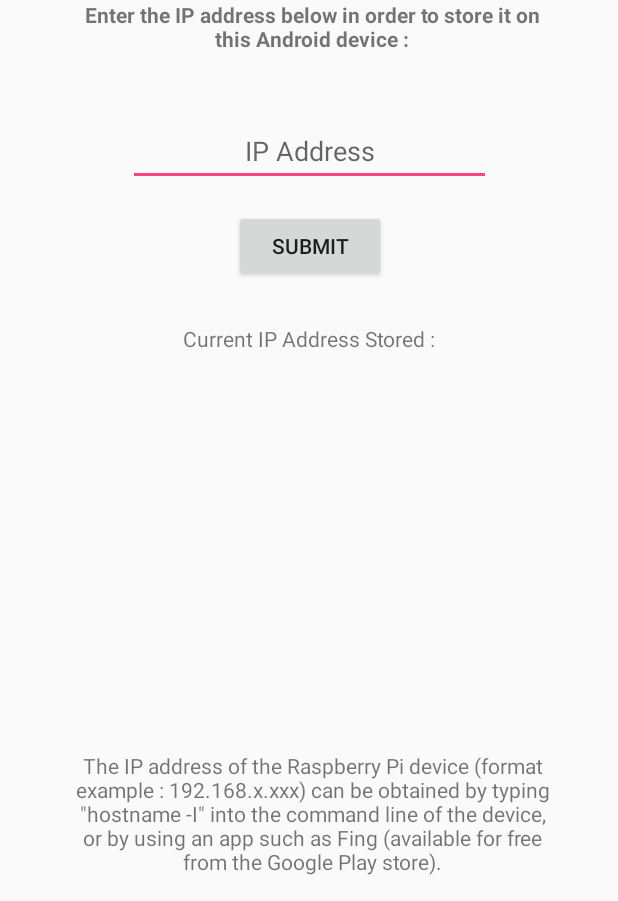
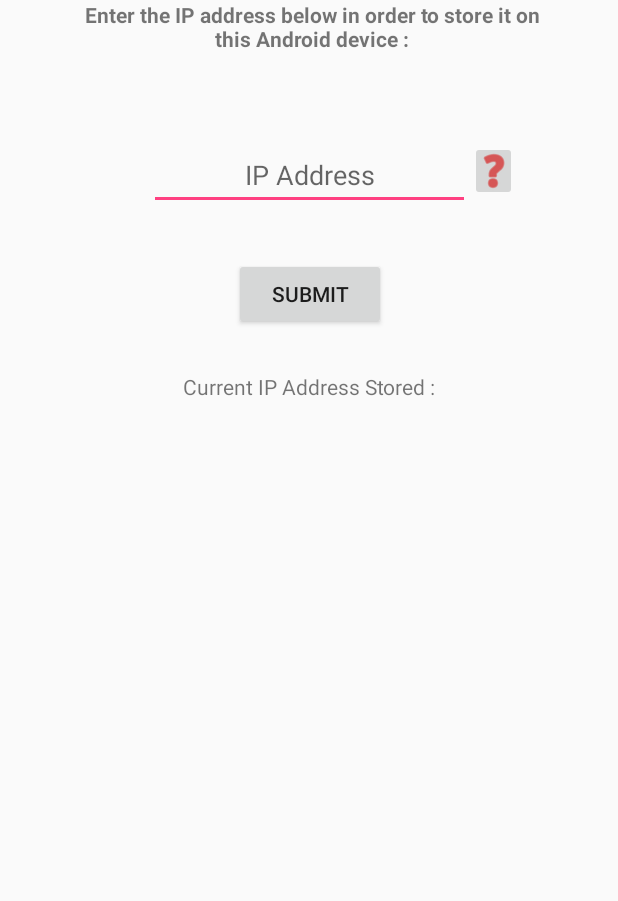
Before and after one commit to paddyburns79/HomeHead_Android_App, an Android app: the AddEditIPAddressActivity screen opened directly, with no data from a screen before it, on a phone screen of 412 x 824 dp, the part 335-1236 px from its top. Run offline under Robolectric (Android 15) with nearby library versions, the phone set to English and light mode, and no system bars.

Commit message:
Use of Custom Dialogs to allow users to input data

```diff
--- a/app/src/main/java/com/paddy/homehead/AddEditIPAddressActivity.java
+++ b/app/src/main/java/com/paddy/homehead/AddEditIPAddressActivity.java
@@ -1,7 +1,9 @@
 package com.paddy.homehead;
 
 import android.content.Context;
+import android.content.DialogInterface;
 import android.content.SharedPreferences;
+import android.support.v7.app.AlertDialog;
 import android.support.v7.app.AppCompatActivity;
 import android.os.Bundle;
 import android.view.View;
@@ -29,6 +31,8 @@ public class AddEditIPAddressActivity extends AppCompatActivity {
         // linking input value to input field
         ipAddressInput = (EditText) findViewById(R.id.input_add_IP_address);
     }
+
+
 
     /**
      * Method to save IP Address data input to SharedPreferences on button click
@@ -62,4 +66,25 @@ public class AddEditIPAddressActivity extends AppCompatActivity {
         String rbpIpAddress = ipAddressSharedPref.getString("rbp_ip_address", "");
         ipAddressView.setText(rbpIpAddress);
     }
+
+    public void displayIpTooltip(View view) {
+
+        // set Alert Dialog box to confirm system shutdown
+        AlertDialog.Builder shutdownConfirm = new AlertDialog.Builder(AddEditIPAddressActivity.this);
+        // allow alert dialog to be cancelled by clicking area outside of the box
+        shutdownConfirm.setCancelable(true);
+        // set messages
+        shutdownConfirm.setTitle("Obtaining IP Addres");
+        shutdownConfirm.setMessage("The IP address of the Raspberry Pi device (format example : 192.168.x.xxx) can be obtained by typing 'hostname -I' into the command line of the device, or by using an app such as Fing (available for free from the Google Play store)");
+        // set negative 'cancel' button
+        shutdownConfirm.setNegativeButton("OK", new DialogInterface.OnClickListener() {
+            @Override
+            public void onClick(DialogInterface dialogInterface, int whichButton) {
+                dialogInterface.cancel();
+            }
+        });
+
+        shutdownConfirm.show();
+
+    }
 }
--- a/app/src/main/res/layout/activity_add_edit_ipaddress.xml
+++ b/app/src/main/res/layout/activity_add_edit_ipaddress.xml
@@ -50,11 +50,9 @@
 
     <EditText
         android:id="@+id/input_add_IP_address"
-        android:layout_width="242dp"
+        android:layout_width="214dp"
         android:layout_height="46dp"
-        android:layout_marginEnd="8dp"
-        android:layout_marginStart="8dp"
-        android:layout_marginTop="44dp"
+        android:layout_marginTop="60dp"
         android:ems="10"
         android:hint="@string/add_ip_activity_ip_input"
         android:inputType="textPersonName"
@@ -69,30 +67,13 @@
         android:layout_height="wrap_content"
         android:layout_marginEnd="8dp"
         android:layout_marginStart="8dp"
-        android:layout_marginTop="16dp"
+        android:layout_marginTop="32dp"
+        android:onClick="saveIpAddressData"
         android:text="@string/submit"
         app:layout_constraintEnd_toEndOf="parent"
         app:layout_constraintHorizontal_bias="0.502"
         app:layout_constraintStart_toStartOf="parent"
-        app:layout_constraintTop_toBottomOf="@+id/input_add_IP_address"
-        android:onClick="saveIpAddressData"/>
-
-    <TextView
-        android:id="@+id/add_ip_address_description_text_para3"
-        android:layout_width="325dp"
-        android:layout_height="92dp"
-        android:layout_marginBottom="8dp"
-        android:layout_marginEnd="8dp"
-        android:layout_marginStart="8dp"
-        android:layout_marginTop="60dp"
-        android:text="@string/get_ip_address_hint1"
-        android:textAlignment="center"
-        app:layout_constraintBottom_toBottomOf="parent"
-        app:layout_constraintEnd_toEndOf="parent"
-        app:layout_constraintHorizontal_bias="0.526"
-        app:layout_constraintStart_toStartOf="parent"
-        app:layout_constraintTop_toBottomOf="@+id/add_ip_submit_button"
-        app:layout_constraintVertical_bias="1.0" />
+        app:layout_constraintTop_toBottomOf="@+id/input_add_IP_address" />
 
     <TextView
         android:id="@+id/textView_current_IP_address"
@@ -118,5 +99,19 @@
         app:layout_constraintStart_toStartOf="parent"
         app:layout_constraintTop_toBottomOf="@+id/add_ip_submit_button" />
 
+    <ImageButton
+        android:id="@+id/imgbtn_ip_address_tooltip"
+        android:layout_width="31dp"
+        android:layout_height="40dp"
+        android:layout_marginTop="60dp"
+        android:contentDescription="@string/ip_address_tooltip_icon"
+        android:onClick="displayIpTooltip"
+        android:tint="#D50000"
+        app:layout_constraintEnd_toEndOf="parent"
+        app:layout_constraintHorizontal_bias="0.0"
+        app:layout_constraintStart_toEndOf="@+id/input_add_IP_address"
+        app:layout_constraintTop_toBottomOf="@+id/add_ip_address_description_text_para2"
+        app:srcCompat="@android:drawable/ic_menu_help" />
+
 
 </android.support.constraint.ConstraintLayout>
--- a/app/src/main/res/values/strings.xml
+++ b/app/src/main/res/values/strings.xml
@@ -109,8 +109,9 @@
     <string name="add_ip_address_para2">Enter the IP address below in order to store it on this Android device :</string>
     <string name="add_ip_activity_ip_input">IP Address</string>
     <string name="get_ip_address_hint1">The IP address of the Raspberry Pi device (format example : 192.168.x.xxx) can be obtained by typing \"hostname -I\" into the command line of the device, or by using an app such as Fing (available for free from the Google Play store).</string>
-    <string name="get_ip_address_hint2">Alternively you can use an app such as Fing (available for free from the Google Play store) to obtain the IP Address.</string>
-    <string name="textview_CurrentIpAdd">TextView</string>
+    <string name="get_ip_address_hint2">Alternatively you can use an app such as Fing (available for free from the Google Play store) to obtain the IP Address.</string>
+    <string name="textview_CurrentIpAdd">No IP Address Currently Stored</string>
     <string name="current_ip_address_stored">Current IP Address Stored :</string>
     <string name="submit_btn_shutdown">Submit</string>
+    <string name="ip_address_tooltip_icon">ip_address_tooltip_icon</string>
 </resources>
```
